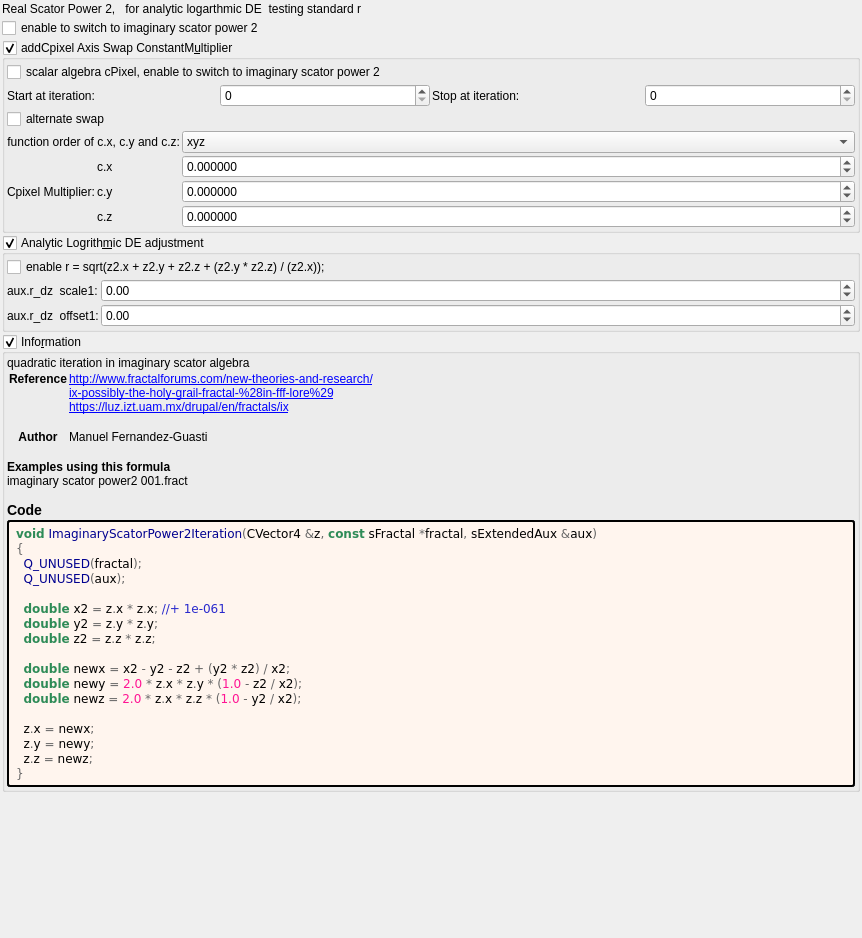
Old version of the form mandelbulber2/formula/ui/testing_log.ui in the repository buddhi1980/mandelbulber2.
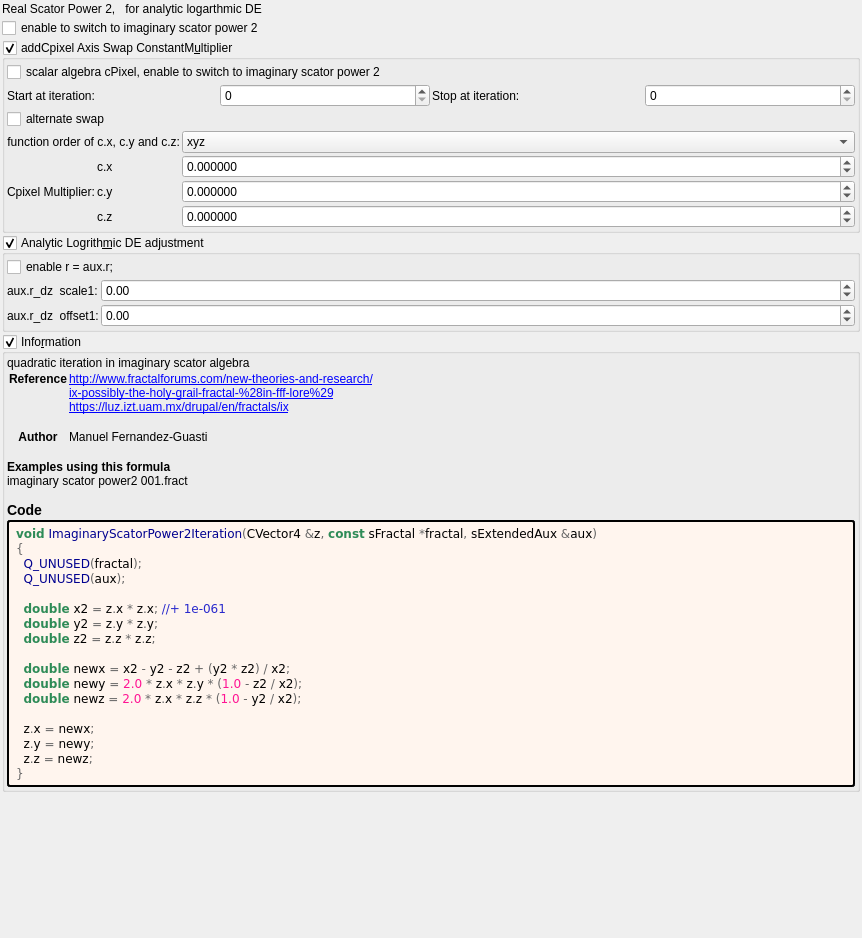
New version of the form. Custom widgets are drawn as their Qt base class.

Commit message: some more scator_power2.

```diff
--- a/mandelbulber2/formula/ui/testing_log.ui
+++ b/mandelbulber2/formula/ui/testing_log.ui
@@ -35,7 +35,7 @@
    <item>
     <widget class="QLabel" name="label">
      <property name="text">
-      <string>Real Scator Power 2,   for analytic logarthmic DE  testing standard r</string>
+      <string>Real Scator Power 2,   for analytic logarthmic DE</string>
      </property>
     </widget>
    </item>
@@ -339,7 +339,7 @@
       <item>
        <widget class="QCheckBox" name="checkBox_transf_function_enabledX_false">
         <property name="text">
-         <string notr="true">enable r = sqrt(z2.x + z2.y + z2.z + (z2.y * z2.z) / (z2.x));</string>
+         <string notr="true">enable r = aux.r;</string>
         </property>
        </widget>
       </item>
```
The commit also changes 5 other files.
